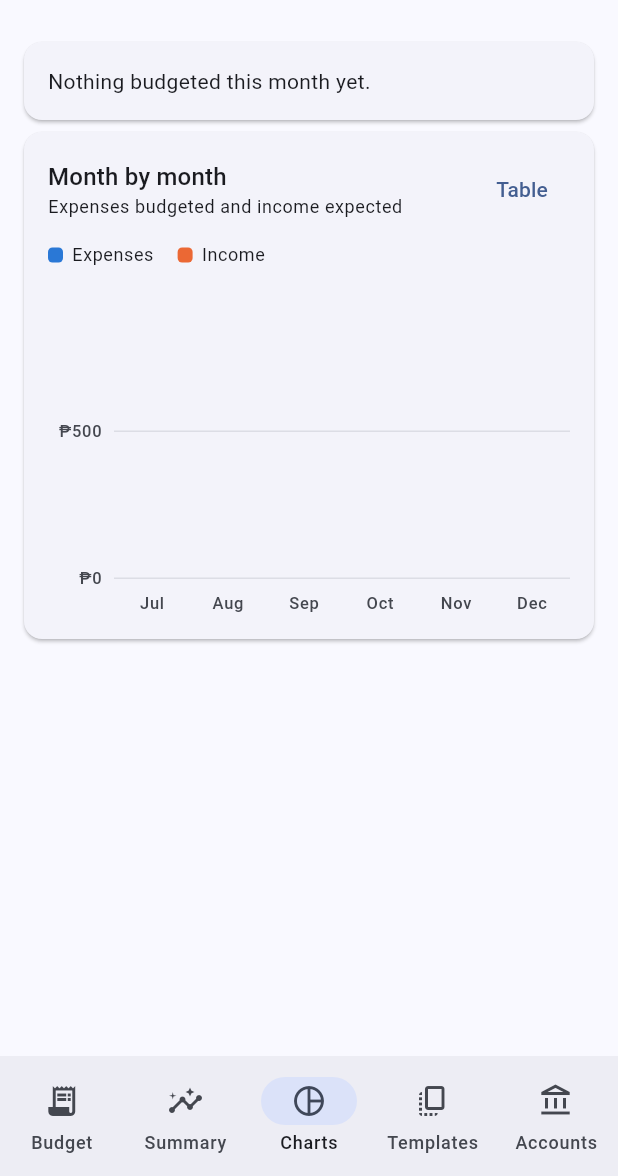
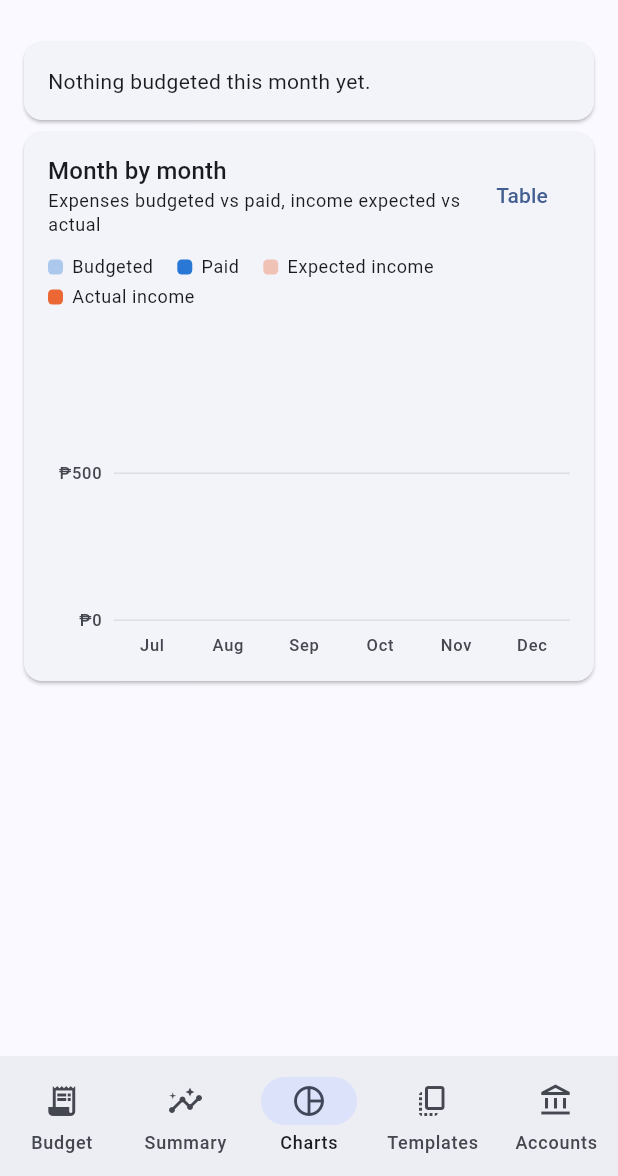
Before and after one commit to fcpenet/petsa-de-peligro, a Flutter app: the screen it shows after launch, item 3 of the bottom bar chosen, on a phone screen of 412 x 824 dp, the part 60-1236 px from its top. Run offline on Flutter 3.47's test engine with Material 3 defaults, Android fonts, the phone set to English and light mode, and no system bars; drawn by our look-alikes of fl_chart; our stand-ins replace drift, drift_flutter, flutter_riverpod, go_router, material_ui; accounts and stored records are empty; generated files the repository leaves out were written again.

Commit message:
Show expected and actual income in Month by month
Each bar is the plan (budgeted / expected) in a light tint, filled from
the bottom with what happened (paid / received).

Co-Authored-By: Claude Opus 5.5 <noreply@anthropic.com>

```diff
--- a/lib/features/charts/ui/charts_page.dart
+++ b/lib/features/charts/ui/charts_page.dart
@@ -609,7 +609,7 @@ class _TrendCardState extends ConsumerState<_TrendCard> {
     return _ChartCard(
       key: const Key('chart-trend'),
       title: 'Month by month',
-      subtitle: 'Expenses budgeted and income expected',
+      subtitle: 'Expenses budgeted vs paid, income expected vs actual',
       trailing: TextButton(
         key: const Key('trend-table'),
         onPressed: () => setState(() => _table = !_table),
@@ -624,8 +624,13 @@ class _TrendCardState extends ConsumerState<_TrendCard> {
     final colors = seriesColors(context);
     final expenses = colors[0];
     final income = colors[1];
+    // The planned amount is the light bar; what actually happened fills it
+    // from the bottom in the solid color.
+    Color planned(Color c) => c.withValues(alpha: 0.35);
     final top = points
-        .expand((p) => [p.expensesCents, p.incomeCents])
+        .expand(
+          (p) => [p.expensesCents, p.paidCents, p.incomeCents, p.receivedCents],
+        )
         .fold(0, math.max);
     final maxY = top == 0 ? 1000.0 : top / 100 * 1.1;
     final interval = _niceInterval(maxY);
@@ -637,10 +642,14 @@ class _TrendCardState extends ConsumerState<_TrendCard> {
       crossAxisAlignment: CrossAxisAlignment.stretch,
       children: [
         Wrap(
+          key: const Key('trend-legend'),
           spacing: 16,
+          runSpacing: 4,
           children: [
-            _LegendItem(color: expenses, label: 'Expenses'),
-            _LegendItem(color: income, label: 'Income'),
+            _LegendItem(color: planned(expenses), label: 'Budgeted'),
+            _LegendItem(color: expenses, label: 'Paid'),
+            _LegendItem(color: planned(income), label: 'Expected income'),
+            _LegendItem(color: income, label: 'Actual income'),
           ],
         ),
         const SizedBox(height: 12),
@@ -718,11 +727,11 @@ class _TrendCardState extends ConsumerState<_TrendCard> {
                     return BarTooltipItem(
                       rodIndex == 0
                           ? '${_label(p.yearMonth, year: true)}\n'
-                                'Expenses ${formatPeso(p.expensesCents)}\n'
+                                'Budgeted ${formatPeso(p.expensesCents)}\n'
                                 'Paid ${formatPeso(p.paidCents)}'
                           : '${_label(p.yearMonth, year: true)}\n'
-                                'Income ${formatPeso(p.incomeCents)}\n'
-                                'Received ${formatPeso(p.receivedCents)}',
+                                'Expected ${formatPeso(p.incomeCents)}\n'
+                                'Actual ${formatPeso(p.receivedCents)}',
                       theme.textTheme.bodySmall!.copyWith(
                         color: theme.colorScheme.onInverseSurface,
                       ),
@@ -736,13 +745,17 @@ class _TrendCardState extends ConsumerState<_TrendCard> {
                     x: i,
                     barsSpace: 2,
                     barRods: [
-                      for (final (cents, color) in [
-                        (p.expensesCents, expenses),
-                        (p.incomeCents, income),
+                      for (final (plan, actual, color) in [
+                        (p.expensesCents, p.paidCents, expenses),
+                        (p.incomeCents, p.receivedCents, income),
                       ])
                         BarChartRodData(
-                          toY: cents / 100,
-                          color: color,
+                          toY: math.max(plan, actual) / 100,
+                          color: planned(color),
+                          rodStackItems: [
+                            if (actual > 0)
+                              BarChartRodStackItem(0, actual / 100, color),
+                          ],
                           width: barWidth,
                           borderRadius: const BorderRadius.vertical(
                             top: Radius.circular(4),
@@ -778,7 +791,7 @@ class _TrendCardState extends ConsumerState<_TrendCard> {
         TableRow(
           children: [
             cell('Month', head: true),
-            for (final h in ['Expenses', 'Paid', 'Income', 'Received'])
+            for (final h in ['Budgeted', 'Paid', 'Expected', 'Actual'])
               Padding(
                 padding: const EdgeInsets.symmetric(vertical: 6),
                 child: Text(
```
Also changed, not shown: 1 other file.
